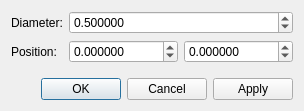
Old version of the form libs/librepcb/common/dialogs/holepropertiesdialog.ui in the repository LibrePCB/LibrePCB.
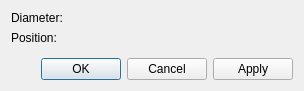
New version of the form. Custom widgets are drawn as their Qt base class.

Commit message: Use unit edit widgets where suitable

The edit to the form file:
```diff
--- a/libs/librepcb/common/dialogs/holepropertiesdialog.ui
+++ b/libs/librepcb/common/dialogs/holepropertiesdialog.ui
@@ -7,7 +7,7 @@
     <x>0</x>
     <y>0</y>
     <width>304</width>
-    <height>111</height>
+    <height>91</height>
    </rect>
   </property>
   <property name="windowTitle">
@@ -23,25 +23,6 @@
        </property>
       </widget>
      </item>
-     <item row="0" column="1">
-      <widget class="QDoubleSpinBox" name="spbDiameter">
-       <property name="decimals">
-        <number>6</number>
-       </property>
-       <property name="minimum">
-        <double>0.000100000000000</double>
-       </property>
-       <property name="maximum">
-        <double>999.000000000000000</double>
-       </property>
-       <property name="singleStep">
-        <double>0.100000000000000</double>
-       </property>
-       <property name="value">
-        <double>0.500000000000000</double>
-       </property>
-      </widget>
-     </item>
      <item row="1" column="0">
       <widget class="QLabel" name="label_4">
        <property name="text">
@@ -52,39 +33,16 @@
      <item row="1" column="1">
       <layout class="QHBoxLayout" name="horizontalLayout">
        <item>
-        <widget class="QDoubleSpinBox" name="spbPosX">
-         <property name="decimals">
-          <number>6</number>
-         </property>
-         <property name="minimum">
-          <double>-9999.000000000000000</double>
-         </property>
-         <property name="maximum">
-          <double>9999.000000000000000</double>
-         </property>
-         <property name="singleStep">
-          <double>2.540000000000000</double>
-         </property>
-        </widget>
+        <widget class="librepcb::LengthEdit" name="edtPosX" native="true"/>
        </item>
        <item>
-        <widget class="QDoubleSpinBox" name="spbPosY">
-         <property name="decimals">
-          <number>6</number>
-         </property>
-         <property name="minimum">
-          <double>-9999.000000000000000</double>
-         </property>
-         <property name="maximum">
-          <double>9999.000000000000000</double>
-         </property>
-         <property name="singleStep">
-          <double>2.540000000000000</double>
-         </property>
-        </widget>
+        <widget class="librepcb::LengthEdit" name="edtPosY" native="true"/>
        </item>
       </layout>
      </item>
+     <item row="0" column="1">
+      <widget class="librepcb::PositiveLengthEdit" name="edtDiameter" native="true"/>
+     </item>
     </layout>
    </item>
    <item>
@@ -99,6 +57,20 @@
    </item>
   </layout>
  </widget>
+ <customwidgets>
+  <customwidget>
+   <class>librepcb::LengthEdit</class>
+   <extends>QWidget</extends>
+   <header location="global">librepcb/common/widgets/lengthedit.h</header>
+   <container>1</container>
+  </customwidget>
+  <customwidget>
+   <class>librepcb::PositiveLengthEdit</class>
+   <extends>QWidget</extends>
+   <header location="global">librepcb/common/widgets/positivelengthedit.h</header>
+   <container>1</container>
+  </customwidget>
+ </customwidgets>
  <resources/>
  <connections/>
 </ui>
```
The commit also changes 53 other files.
